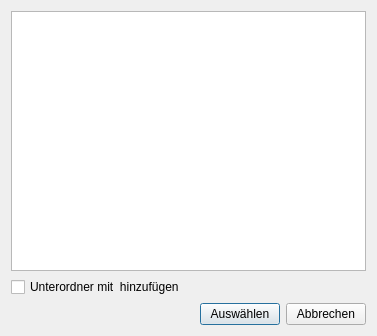
The window that hpsdirdialog.ui (abho/HPicSync) describes before a commit, drawn with Qt 5.
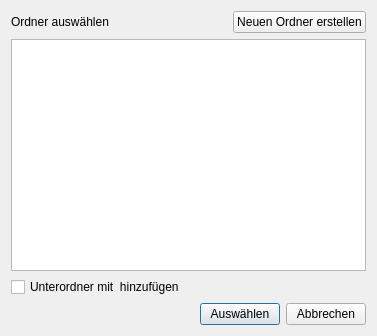
The same window after the commit.

```diff
--- a/hpsdirdialog.ui
+++ b/hpsdirdialog.ui
@@ -13,9 +13,40 @@
   <property name="windowTitle">
    <string>Form</string>
   </property>
-  <layout class="QHBoxLayout" name="horizontalLayout_2">
+  <layout class="QHBoxLayout" name="horizontalLayout_3">
    <item>
-    <layout class="QVBoxLayout" name="verticalLayout" stretch="10,0,0">
+    <layout class="QVBoxLayout" name="verticalLayout">
+     <item>
+      <layout class="QHBoxLayout" name="horizontalLayout_2">
+       <item>
+        <widget class="QLabel" name="mLabel">
+         <property name="text">
+          <string>Ordner auswählen</string>
+         </property>
+        </widget>
+       </item>
+       <item>
+        <spacer name="horizontalSpacer_2">
+         <property name="orientation">
+          <enum>Qt::Horizontal</enum>
+         </property>
+         <property name="sizeHint" stdset="0">
+          <size>
+           <width>40</width>
+           <height>20</height>
+          </size>
+         </property>
+        </spacer>
+       </item>
+       <item>
+        <widget class="QPushButton" name="mNewFolderButton">
+         <property name="text">
+          <string>Neuen Ordner erstellen</string>
+         </property>
+        </widget>
+       </item>
+      </layout>
+     </item>
      <item>
       <widget class="QTreeView" name="mTreeView"/>
      </item>
```
